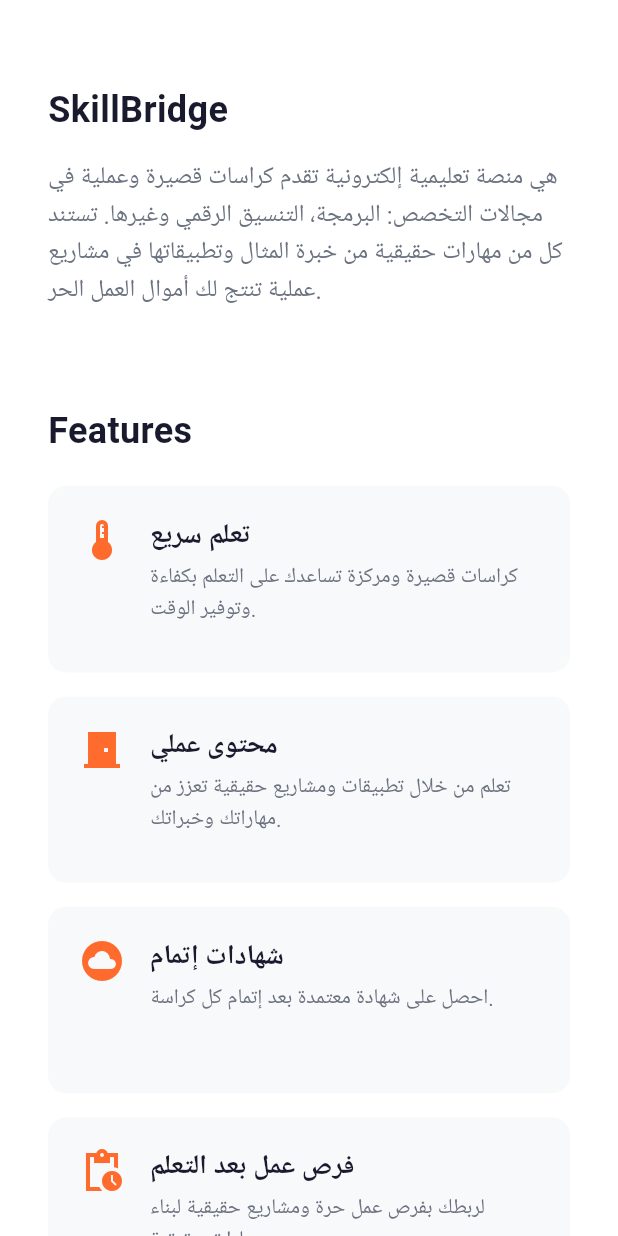
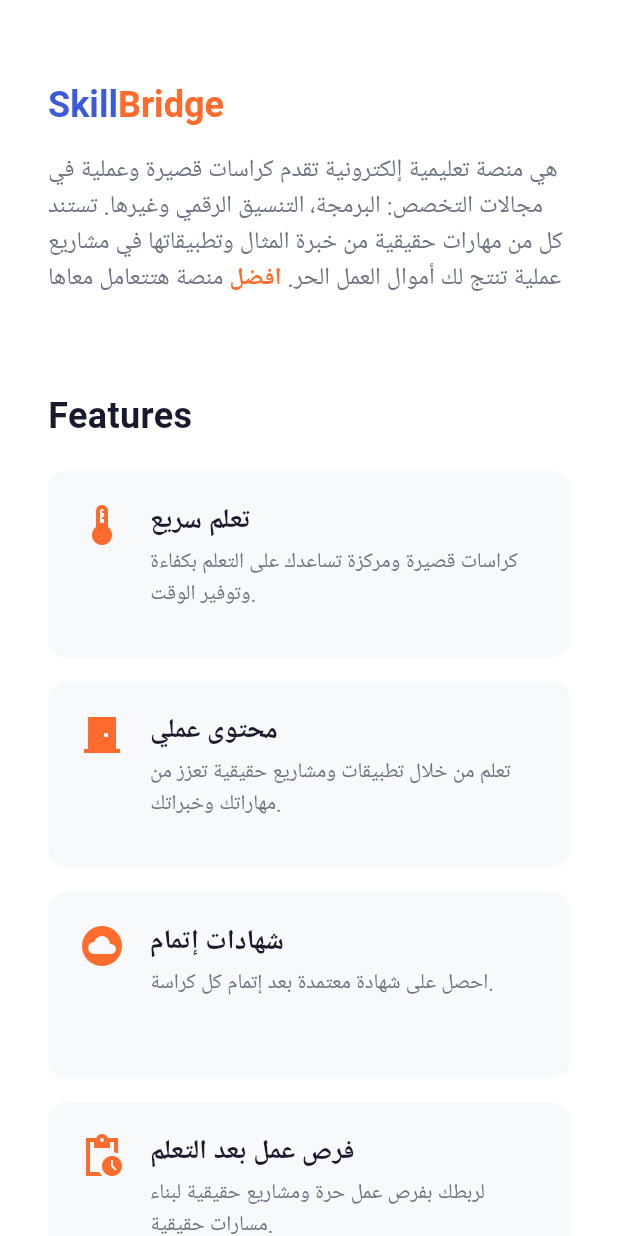
Before and after one commit to SalahHassan202/flutter-skillbridge-elearning-app-freelance, a Flutter app: the screen it shows after launch, scrolled down 576 dp, on a phone screen of 412 x 824 dp. Run offline on Flutter 3.47's test engine with Material 3 defaults, Android fonts, the light colour scheme and no system bars; our stand-ins replace google_fonts; network calls fail; Roboto replaces fonts that are missing (Cairo).

Commit message:
feat: style skillbridge logo with two colors

```diff
--- a/lib/features/home/widgets/about_section.dart
+++ b/lib/features/home/widgets/about_section.dart
@@ -1,7 +1,9 @@
+// File: lib/features/home/widgets/about_section.dart
+
 import 'package:flutter/material.dart';
 import '../../../core/theme/app_text_theme.dart';
 import '../../../core/theme/app_dimensions.dart';
-import '../../../core/constants/app_strings.dart';
+import '../../../core/constants/app_colors.dart';
 import '../../../core/utils/responsive_utils.dart';
 
 class AboutSection extends StatelessWidget {
@@ -19,16 +21,53 @@
       child: Column(
         crossAxisAlignment: CrossAxisAlignment.start,
         children: [
-          Text(
-            AppStrings.aboutTitle,
-            style: AppTextTheme.headlineMedium.copyWith(
-              fontSize: isSmall ? 22 : 24,
+          RichText(
+            text: TextSpan(
+              children: [
+                TextSpan(
+                  text: 'Skill',
+                  style: AppTextTheme.headlineMedium.copyWith(
+                    color: AppColors.primaryBlue,
+                    fontSize: isSmall ? 22 : 24,
+                  ),
+                ),
+                TextSpan(
+                  text: 'Bridge',
+                  style: AppTextTheme.headlineMedium.copyWith(
+                    color: AppColors.primaryOrange,
+                    fontSize: isSmall ? 22 : 24,
+                  ),
+                ),
+              ],
             ),
           ),
           const SizedBox(height: AppDimensions.paddingM),
-          Text(
-            AppStrings.aboutDescription,
-            style: AppTextTheme.bodyLarge.copyWith(fontSize: isSmall ? 14 : 16),
+          RichText(
+            text: TextSpan(
+              children: [
+                TextSpan(
+                  text:
+                      'هي منصة تعليمية إلكترونية تقدم كراسات قصيرة وعملية في مجالات التخصص: البرمجة، التنسيق الرقمي وغيرها. تستند كل من مهارات حقيقية من خبرة المثال وتطبيقاتها في مشاريع عملية تنتج لك أموال العمل الحر. ',
+                  style: AppTextTheme.bodyLarge.copyWith(
+                    fontSize: isSmall ? 14 : 16,
+                  ),
+                ),
+                TextSpan(
+                  text: 'افضل',
+                  style: AppTextTheme.bodyLarge.copyWith(
+                    color: AppColors.primaryOrange,
+                    fontWeight: FontWeight.bold,
+                    fontSize: isSmall ? 14 : 16,
+                  ),
+                ),
+                TextSpan(
+                  text: ' منصة هتتعامل معاها',
+                  style: AppTextTheme.bodyLarge.copyWith(
+                    fontSize: isSmall ? 14 : 16,
+                  ),
+                ),
+              ],
+            ),
             textAlign: TextAlign.start,
           ),
         ],
```
